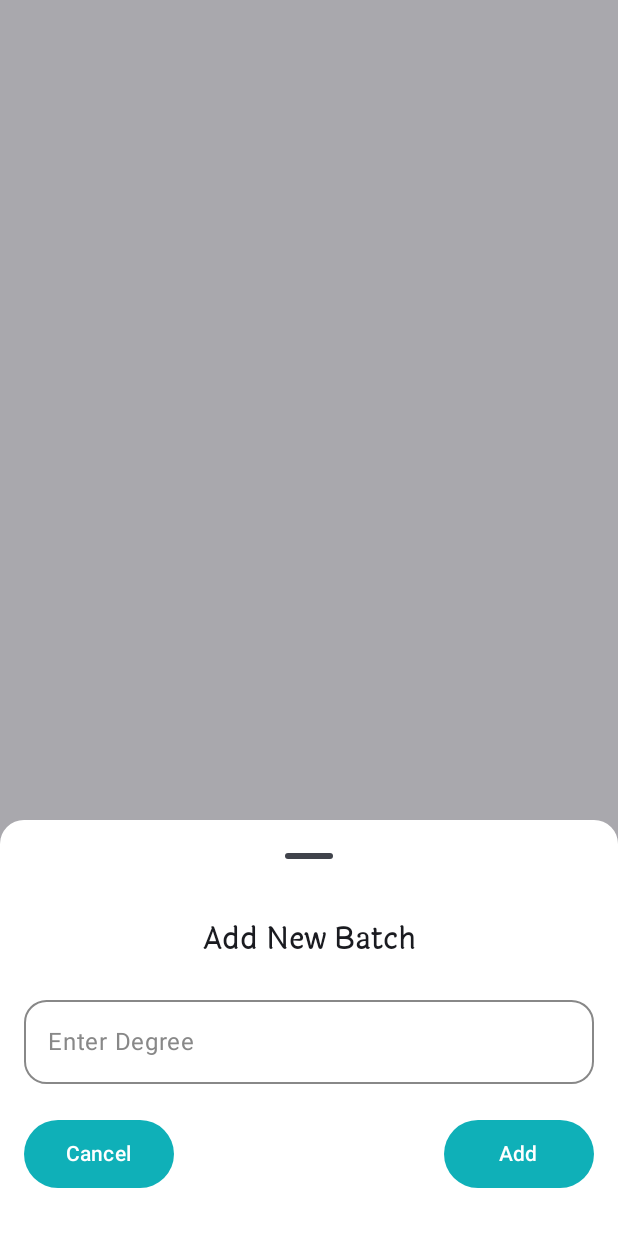
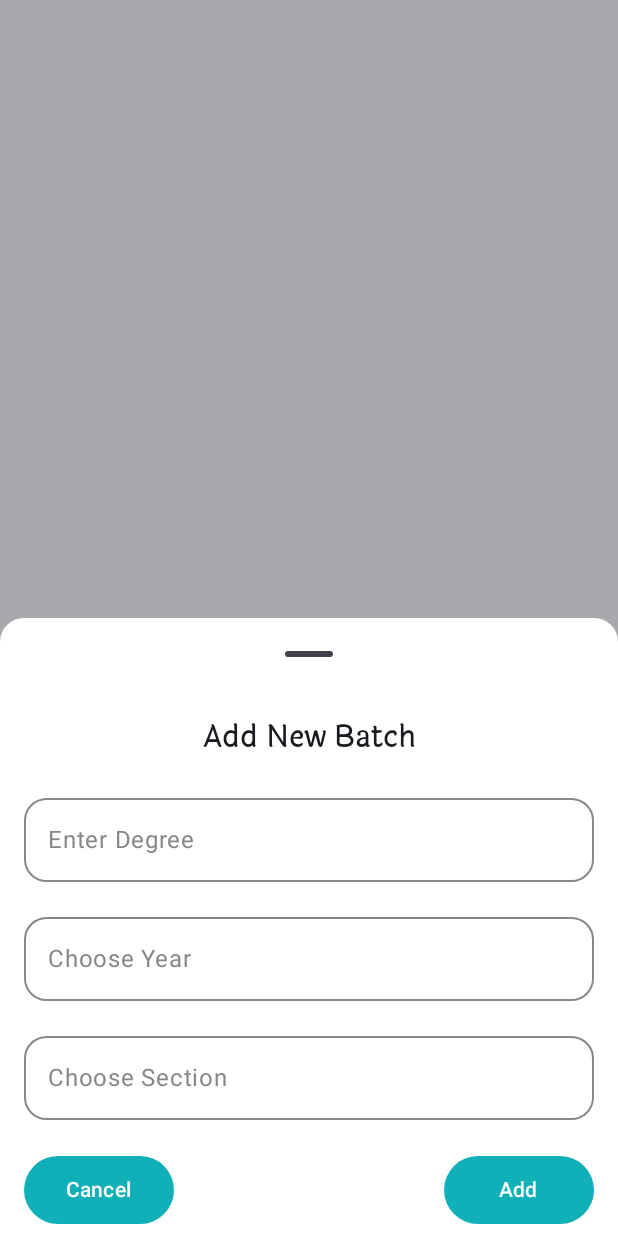
Before and after one commit to Pujadas080907/RollCall, an Android app built with Jetpack Compose: the composable DegreeBottomSheet shown on its own in the app's theme, on a phone screen of 412 x 824 dp. Run offline under Robolectric (Android 15) with nearby library versions, the phone set to English and light mode, and no system bars; our stand-ins replace Room's generated code.

Commit message:
Final Degree Card Created

```diff
--- a/app/src/main/java/com/example/rollcall/Classroom/DegreeBottomSheet.kt
+++ b/app/src/main/java/com/example/rollcall/Classroom/DegreeBottomSheet.kt
@@ -1,6 +1,7 @@
 package com.example.rollcall.Classroom
 
 import androidx.compose.foundation.background
+import androidx.compose.foundation.clickable
 import androidx.compose.foundation.layout.Arrangement
 import androidx.compose.foundation.layout.Column
 import androidx.compose.foundation.layout.Row
@@ -12,7 +13,9 @@ import androidx.compose.foundation.layout.size
 import androidx.compose.foundation.shape.RoundedCornerShape
 import androidx.compose.material3.Button
 import androidx.compose.material3.ButtonDefaults
+import androidx.compose.material3.DropdownMenuItem
 import androidx.compose.material3.ExperimentalMaterial3Api
+import androidx.compose.material3.ExposedDropdownMenuBox
 import androidx.compose.material3.ModalBottomSheet
 import androidx.compose.material3.OutlinedTextField
 import androidx.compose.material3.Text
@@ -40,10 +43,17 @@ fun DegreeBottomSheet(
     degreeViewModel: DegreeViewModel,
     isEdit: Boolean = false,
     initialDegreeName: String = "",
+    initialYear: Int? = null,
+    initialSection: String? = null,
     onDismiss: () -> Unit,
     onDegreeUpdated: (Degree) -> Unit
 ) {
     var degreeName by remember { mutableStateOf(initialDegreeName) }
+    var selectedYear by remember { mutableStateOf(initialYear) }
+    var selectedSection by remember { mutableStateOf(initialSection) }
+
+    val yearOptions = (1..5).toList()
+    val sectionOptions = listOf("A", "B", "C", "D")
 
     ModalBottomSheet(
         onDismissRequest = { onDismiss() },
@@ -54,7 +64,7 @@ fun DegreeBottomSheet(
             modifier = Modifier
                 .fillMaxWidth()
                 .background(Color.White)
-                .padding(16.dp),
+                .padding(start = 16.dp, top = 16.dp, end = 16.dp),
             horizontalAlignment = Alignment.CenterHorizontally
         ) {
             Text(
@@ -79,6 +89,86 @@ fun DegreeBottomSheet(
                 )
             )
 
+            Spacer(modifier = Modifier.height(15.dp))
+
+            // Year Dropdown
+            var yearExpanded by remember { mutableStateOf(false) }
+            ExposedDropdownMenuBox(
+                expanded = yearExpanded,
+                onExpandedChange = { yearExpanded = !yearExpanded }
+            ) {
+                OutlinedTextField(
+                    value = selectedYear?.toString() ?: "",
+                    onValueChange = {},
+                    readOnly = true,
+                    label = { Text("Choose Year", color = Color.Gray) },
+                    placeholder = { Text("Choose Year", color = Color.Black) },
+                    modifier = Modifier
+                        .fillMaxWidth()
+                        .menuAnchor(),
+                    shape = RoundedCornerShape(15.dp),
+                    colors = TextFieldDefaults.outlinedTextFieldColors(
+                        focusedTextColor = Color.Black,
+                        focusedBorderColor = colorResource(id = R.color.main_color),
+                        unfocusedBorderColor = Color.Gray
+                    )
+                )
+                ExposedDropdownMenu(
+                    expanded = yearExpanded,
+                    onDismissRequest = { yearExpanded = false }
+                ) {
+                    yearOptions.forEach { year ->
+                        DropdownMenuItem(
+                            text = { Text("Year $year") },
+                            onClick = {
+                                selectedYear = year
+                                yearExpanded = false
+                            }
+                        )
+                    }
+                }
+            }
+
+            Spacer(modifier = Modifier.height(15.dp))
+
+            // Section Dropdown
+            var sectionExpanded by remember { mutableStateOf(false) }
+            ExposedDropdownMenuBox(
+                expanded = sectionExpanded,
+                onExpandedChange = { sectionExpanded = !sectionExpanded }
+            ) {
+                OutlinedTextField(
+                    value = selectedSection ?: "",
+                    onValueChange = {},
+                    readOnly = true,
+                    label = { Text("Choose Section",color = Color.Gray) },
+                    placeholder = { Text("Choose Section",color = Color.Black) },
+                    modifier = Modifier
+                        .fillMaxWidth()
+                        .menuAnchor(),
+                    shape = RoundedCornerShape(15.dp),
+                    colors = TextFieldDefaults.outlinedTextFieldColors(
+                        focusedTextColor = Color.Black,
+                        focusedBorderColor = colorResource(id = R.color.main_color),
+                        unfocusedBorderColor = Color.Gray
+                    )
+                )
+                ExposedDropdownMenu(
+                    expanded = sectionExpanded,
+                    onDismissRequest = { sectionExpanded = false }
+                ) {
+                    sectionOptions.forEach { section ->
+                        DropdownMenuItem(
+                            text = { Text("Section $section") },
+                            onClick = {
+                                selectedSection = section
+                                sectionExpanded = false
+                            }
+                        )
+                    }
+                }
+            }
+
             Spacer(modifier = Modifier.height(24.dp))
 
             Row(
@@ -95,8 +185,13 @@ fun DegreeBottomSheet(
 
                 Button(
                     onClick = {
-                        if (degreeName.isNotBlank()) {
-                            val updatedDegree = Degree(degreeName = degreeName, id = 0)
+                        if (degreeName.isNotBlank() && selectedYear != null && selectedSection != null) {
+                            val updatedDegree = Degree(
+                                id = 0,
+                                degreeName = degreeName,
+                                year = selectedYear!!,
+                                section = selectedSection!!
+                              )
                             onDegreeUpdated(updatedDegree)
                             onDismiss()
                         }
@@ -108,7 +203,7 @@ fun DegreeBottomSheet(
                 }
             }
 
-            Spacer(modifier = Modifier.height(16.dp))
+            Spacer(modifier = Modifier.height(30.dp))
         }
     }
 }
--- a/app/src/main/java/com/example/rollcall/Classroom/DegreeScreen.kt
+++ b/app/src/main/java/com/example/rollcall/Classroom/DegreeScreen.kt
@@ -93,7 +93,7 @@ fun DegreeScreen(navController: NavController, degreeViewModel: DegreeViewModel)
                     fontSize = 18.sp,
                     color = Color.Black,
                     fontFamily = laila,
-                    fontWeight = FontWeight.Medium
+                    fontWeight = FontWeight.Bold
                 )
             } else {
                 LazyVerticalGrid(
@@ -104,7 +104,7 @@ fun DegreeScreen(navController: NavController, degreeViewModel: DegreeViewModel)
                     horizontalArrangement = Arrangement.spacedBy(8.dp)
                 ) {
                     items(degreeList) { degree ->
-                        DegreeCard(degree, degreeViewModel) {
+                        DegreeCard(degree, degreeViewModel, navController) {
                             selectedDegree = degree
                             showBottomSheet = true
                         }
--- a/app/src/main/java/com/example/rollcall/Database/Degree.kt
+++ b/app/src/main/java/com/example/rollcall/Database/Degree.kt
@@ -8,5 +8,7 @@ data class Degree(
 
     @PrimaryKey(autoGenerate = true)
     val id: Int = 0,
-    var degreeName: String
+    var degreeName: String,
+    var year: Int,
+    var section: String
 )
--- a/app/src/main/java/com/example/rollcall/Database/DegreeDao.kt
+++ b/app/src/main/java/com/example/rollcall/Database/DegreeDao.kt
@@ -5,6 +5,7 @@ import androidx.room.Insert
 import androidx.room.OnConflictStrategy
 import androidx.room.Query
 import kotlinx.coroutines.flow.Flow
+import java.time.Year
 
 
 @Dao
@@ -19,7 +20,7 @@ interface DegreeDao {
     @Query("DELETE FROM degree_table WHERE id = :degreeId")
     suspend fun deleteDegree(degreeId: Int)
 
-    @Query("UPDATE degree_table SET degreeName = :newName WHERE id = :degreeId")
-    suspend fun updateDegree(degreeId: Int, newName: String)
+    @Query("UPDATE degree_table SET degreeName = :newName,year = :newYear, section = :newSection WHERE id = :degreeId")
+    suspend fun updateDegree(degreeId: Int,newName: String,newYear: Int, newSection: String)
 
 }
--- a/app/src/main/java/com/example/rollcall/Database/DegreeDatabase.kt
+++ b/app/src/main/java/com/example/rollcall/Database/DegreeDatabase.kt
@@ -6,7 +6,7 @@ import androidx.room.Room
 import androidx.room.RoomDatabase
 
 
-@Database(entities = [Degree::class], version = 1, exportSchema = false)
+@Database(entities = [Degree::class], version = 2, exportSchema = false)
  abstract class DegreeDatabase: RoomDatabase() {
 
  abstract fun degreeDao(): DegreeDao
--- a/app/src/main/java/com/example/rollcall/Database/DegreeViewModel.kt
+++ b/app/src/main/java/com/example/rollcall/Database/DegreeViewModel.kt
@@ -40,7 +40,8 @@ class DegreeViewModel(application: Application) : AndroidViewModel(application)
 
     fun updateDegree(degree: Degree) {
         viewModelScope.launch {
-            degreeDao.updateDegree(degree.id, degree.degreeName)
+            degreeDao.updateDegree(degree.id, degree.degreeName, degree.year, degree.section)
         }
     }
+
 }
```
Also changed, not shown: app/src/main/java/com/example/rollcall/Classroom/DegreeCard.kt (+51 -10 lines), app/src/main/java/com/example/rollcall/Classroom/DegreeDetailScreen.kt (added, +137 -0 lines), app/src/main/java/com/example/rollcall/Navigation/SetNavGraph.kt (+8 -0 lines), app/src/main/res/drawable/degree_icon.png (added).
